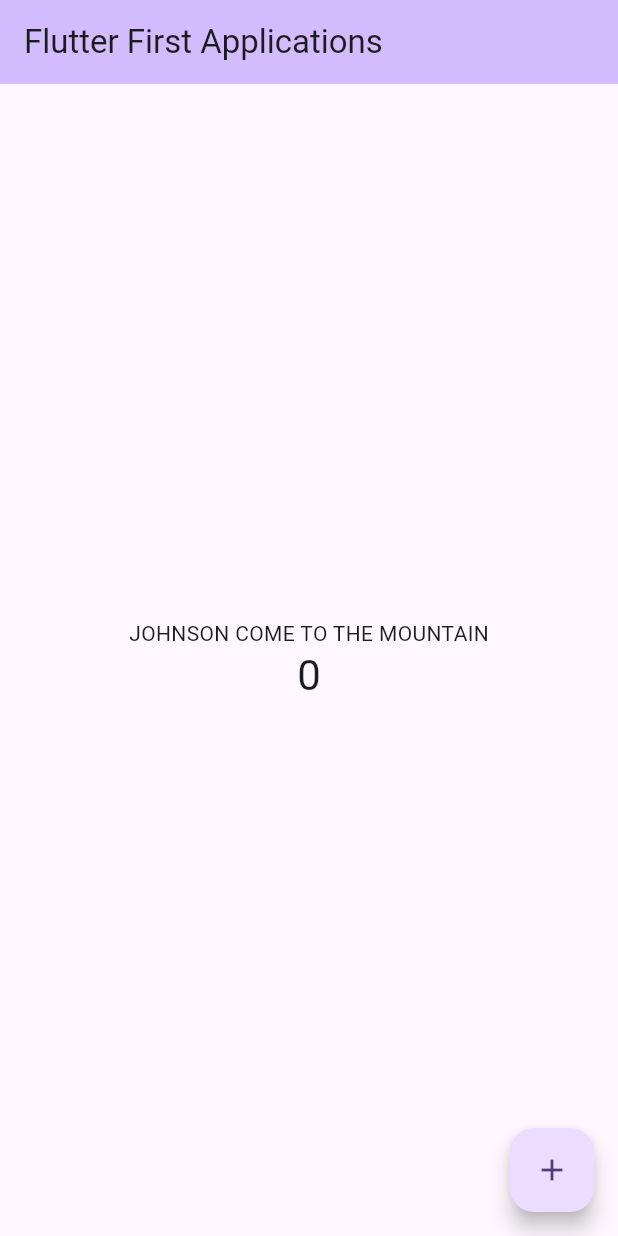
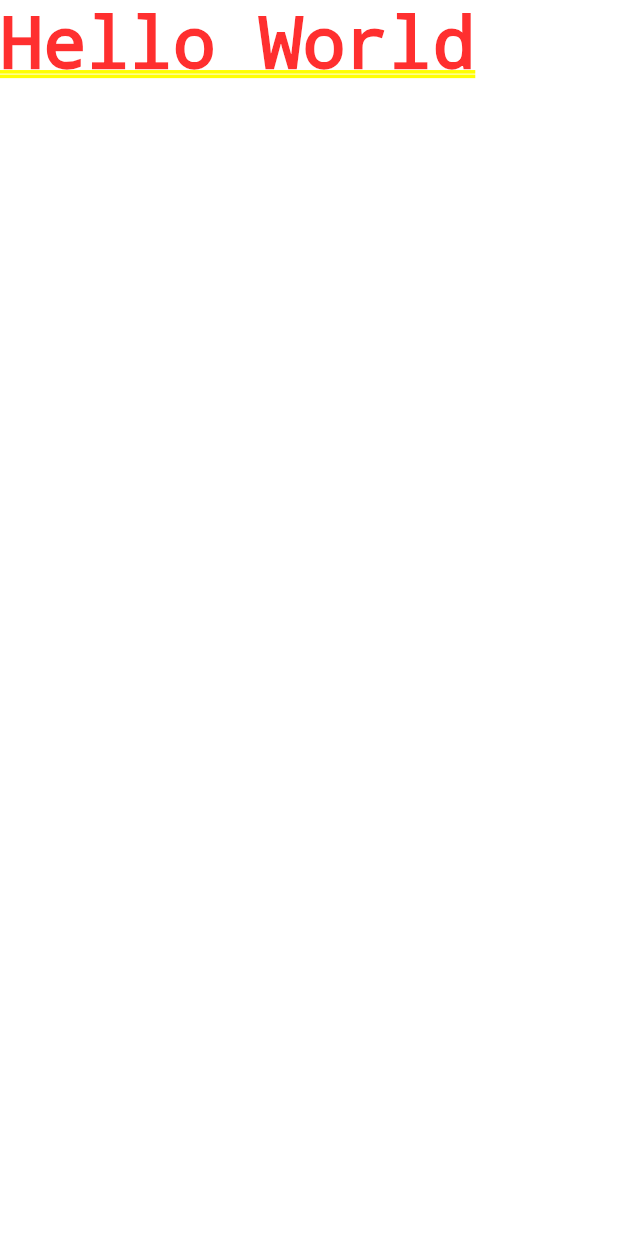
Before and after one commit to johnson790/FlutterFirstApp, a Flutter app: the screen it shows after launch, on a phone screen of 412 x 824 dp. Run offline on Flutter 3.47's test engine with Material 2 defaults, Android fonts, the phone set to English and light mode, and no system bars.

Commit message:
second push

```diff
--- a/lib/main.dart
+++ b/lib/main.dart
@@ -1,125 +1,6 @@
-import 'package:flutter/material.dart';
+ import 'package:flutter/material.dart';
 
-void main() {
-  runApp(const MyApp());
+void main(){
+runApp(MaterialApp(home: Text('Hello World')));
+
 }
-
-class MyApp extends StatelessWidget {
-  const MyApp({super.key});
-
-  // This widget is the root of your application.
-  @override
-  Widget build(BuildContext context) {
-    return MaterialApp(
-      title: 'Flutter Demo',
-      theme: ThemeData(
-        // This is the theme of your application.
-        //
-        // TRY THIS: Try running your application with "flutter run". You'll see
-        // the application has a blue toolbar. Then, without quitting the app,
-        // try changing the seedColor in the colorScheme below to Colors.green
-        // and then invoke "hot reload" (save your changes or press the "hot
-        // reload" button in a Flutter-supported IDE, or press "r" if you used
-        // the command line to start the app).
-        //
-        // Notice that the counter didn't reset back to zero; the application
-        // state is not lost during the reload. To reset the state, use hot
-        // restart instead.
-        //
-        // This works for code too, not just values: Most code changes can be
-        // tested with just a hot reload.
-        colorScheme: ColorScheme.fromSeed(seedColor: Colors.deepPurple),
-        useMaterial3: true,
-      ),
-      home: const MyHomePage(title: 'Flutter First Applications'),
-    );
-  }
-}
-
-class MyHomePage extends StatefulWidget {
-  const MyHomePage({super.key, required this.title});
-
-  // This widget is the home page of your application. It is stateful, meaning
-  // that it has a State object (defined below) that contains fields that affect
-  // how it looks.
-
-  // This class is the configuration for the state. It holds the values (in this
-  // case the title) provided by the parent (in this case the App widget) and
-  // used by the build method of the State. Fields in a Widget subclass are
-  // always marked "final".
-
-  final String title;
-
-  @override
-  State<MyHomePage> createState() => _MyHomePageState();
-}
-
-class _MyHomePageState extends State<MyHomePage> {
-  int _counter = 0;
-
-  void _incrementCounter() {
-    setState(() {
-      // This call to setState tells the Flutter framework that something has
-      // changed in this State, which causes it to rerun the build method below
-      // so that the display can reflect the updated values. If we changed
-      // _counter without calling setState(), then the build method would not be
-      // called again, and so nothing would appear to happen.
-      _counter++;
-    });
-  }
-
-  @override
-  Widget build(BuildContext context) {
-    // This method is rerun every time setState is called, for instance as done
-    // by the _incrementCounter method above.
-    //
-    // The Flutter framework has been optimized to make rerunning build methods
-    // fast, so that you can just rebuild anything that needs updating rather
-    // than having to individually change instances of widgets.
-    return Scaffold(
-      appBar: AppBar(
-        // TRY THIS: Try changing the color here to a specific color (to
-        // Colors.amber, perhaps?) and trigger a hot reload to see the AppBar
-        // change color while the other colors stay the same.
-        backgroundColor: Theme.of(context).colorScheme.inversePrimary,
-        // Here we take the value from the MyHomePage object that was created by
-        // the App.build method, and use it to set our appbar title.
-        title: Text(widget.title),
-      ),
-      body: Center(
-        // Center is a layout widget. It takes a single child and positions it
-        // in the middle of the parent.
-        child: Column(
-          // Column is also a layout widget. It takes a list of children and
-          // arranges them vertically. By default, it sizes itself to fit its
-          // children horizontally, and tries to be as tall as its parent.
-          //
-          // Column has various properties to control how it sizes itself and
-          // how it positions its children. Here we use mainAxisAlignment to
-          // center the children vertically; the main axis here is the vertical
-          // axis because Columns are vertical (the cross axis would be
-          // horizontal).
-          //
-          // TRY THIS: Invoke "debug painting" (choose the "Toggle Debug Paint"
-          // action in the IDE, or press "p" in the console), to see the
-          // wireframe for each widget.
-          mainAxisAlignment: MainAxisAlignment.center,
-          children: <Widget>[
-            const Text(
-              'JOHNSON COME TO THE MOUNTAIN',
-            ),
-            Text(
-              '$_counter',
-              style: Theme.of(context).textTheme.headlineMedium,
-            ),
-          ],
-        ),
-      ),
-      floatingActionButton: FloatingActionButton(
-        onPressed: _incrementCounter,
-        tooltip: 'Increment',
-        child: const Icon(Icons.add),
-      ), // This trailing comma makes auto-formatting nicer for build methods.
-    );
-  }
-}
```
